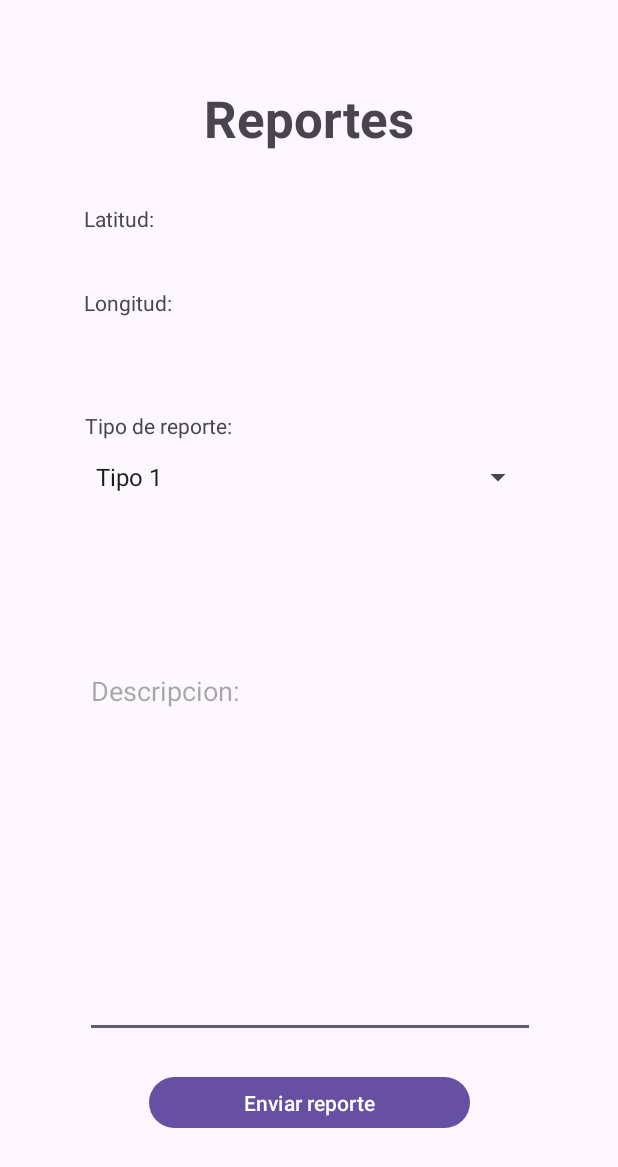
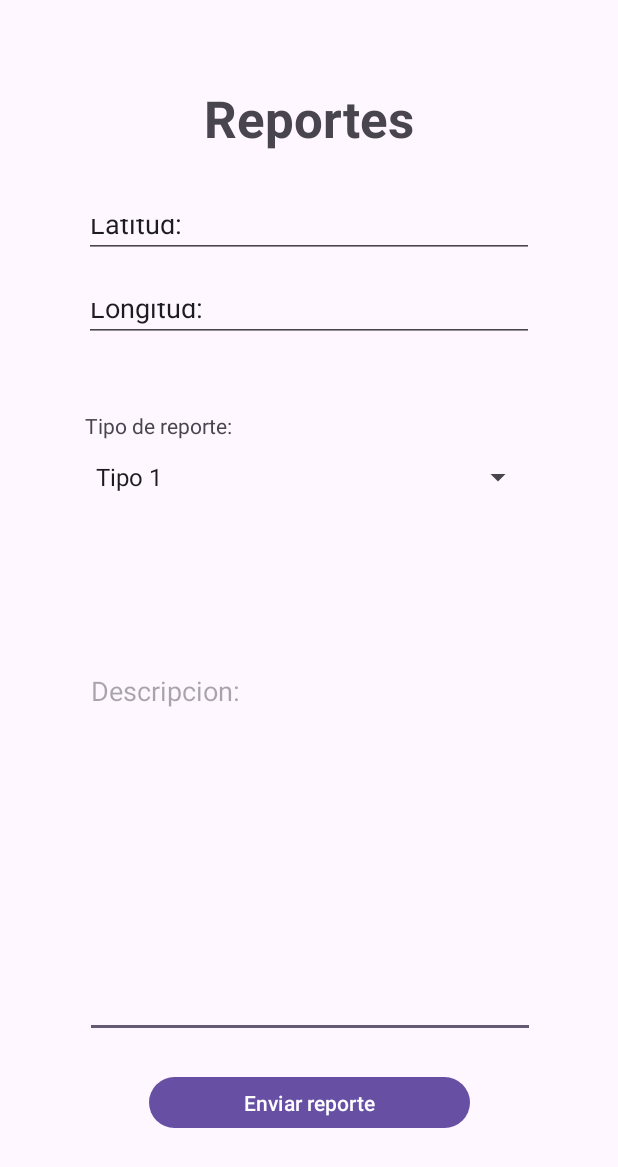
Before and after one commit to DanyyelDev/Desarrollo-de-aplicaciones-mobiles, an Android app built with Jetpack Compose: the Reports screen opened directly, with no data from a screen before it, on a phone screen of 412 x 824 dp. Shown: the top 1167 px of the screen. Run offline under Robolectric (Android 15) with nearby library versions, the phone set to English and light mode, and no system bars.

Commit message:
implementacion crear reporte vial

```diff
--- a/app/src/main/java/com/example/login/RegisterActivity.kt
+++ b/app/src/main/java/com/example/login/RegisterActivity.kt
@@ -28,9 +28,8 @@ class RegisterActivity : AppCompatActivity() {
         setContentView(R.layout.activity_register)
 
         FirebaseApp.initializeApp(this)
+        database = DbManager.getDbHelper()
 
-        database = DbManager.getDbHelper()
-        println(database)
         nameEditText = findViewById(R.id.name)
         emailEditText = findViewById(R.id.correoElectrónico)
         passwordEditText = findViewById(R.id.password)
--- a/app/src/main/java/com/example/login/Reports.kt
+++ b/app/src/main/java/com/example/login/Reports.kt
@@ -7,15 +7,22 @@ import android.view.View
 import android.widget.AdapterView
 import android.widget.ArrayAdapter
 import android.widget.Button
+import android.widget.EditText
 import android.widget.Spinner
 import android.widget.Toast
 import com.example.login.db.Database
 import com.example.login.db.DbManager
+import com.example.login.db.Usuario
 import java.util.UUID
 
 class Reports : AppCompatActivity() {
     @SuppressLint("MissingInflatedId")
     private lateinit var database: Database
+
+    private lateinit var latitudEditText: EditText
+    private lateinit var longitudEditText: EditText
+    private lateinit var descripcionEditText: EditText
+    private lateinit var tipoDeReporteEditText: Spinner
 
     @SuppressLint("MissingInflatedId")
     override fun onCreate(savedInstanceState: Bundle?) {
@@ -48,10 +55,47 @@ class Reports : AppCompatActivity() {
             }
         }
 
+        latitudEditText = findViewById(R.id.editTextLatitud)
+        longitudEditText = findViewById(R.id.editTextLongitud)
+        tipoDeReporteEditText = findViewById(R.id.spinner)
+        descripcionEditText = findViewById(R.id.editTextDescripcion)
+
         val reportButton = findViewById<Button>(R.id.buttonReports)
         reportButton.setOnClickListener{
+
             val id = UUID.randomUUID().toString()
-            database.crearReporte(id,"123512412","124124141", "tipo 1", "Cierre vial villa del rio")
+            val latitud = latitudEditText.text.toString()
+            val longitud = longitudEditText.text.toString()
+            val tipoDeReporte = spinner.selectedItem.toString()
+            val descripcion = descripcionEditText.text.toString()
+
+            // Valida los datos de registro
+            if (latitud.isEmpty()) {
+                Toast.makeText(this, "La latitud es obligatoria", Toast.LENGTH_SHORT)
+                    .show()
+                return@setOnClickListener
+            }
+
+            if (longitud.isEmpty()) {
+                Toast.makeText(this, "La longitud es obligatoria", Toast.LENGTH_SHORT)
+                    .show()
+                return@setOnClickListener
+            }
+
+            if (tipoDeReporte.isEmpty()) {
+                Toast.makeText(this, "El tipo de reporte es obligatorio", Toast.LENGTH_SHORT).show()
+                return@setOnClickListener
+            }
+
+            // Realizar la lógica de registro (en este caso, almacenar en la base de datos local)
+            // Realizar la lógica de registro (en este caso, almacenar en la base de datos local)
+            if (database.crearReporte(id, latitud, longitud, tipoDeReporte, descripcion) != null) {
+                Toast.makeText(this, "Registro del reporte exitoso", Toast.LENGTH_SHORT).show()
+                finish()
+            } else {
+                Toast.makeText(this, "Registro fallido", Toast.LENGTH_SHORT).show()
+            }
+
         }
     }
 }
--- a/app/src/main/res/layout/activity_reports.xml
+++ b/app/src/main/res/layout/activity_reports.xml
@@ -17,7 +17,7 @@
         app:layout_constraintStart_toStartOf="parent" />
 
     <EditText
-        android:id="@+id/editTextTextMultiLine"
+        android:id="@+id/editTextDescripcion"
         android:layout_width="300dp"
         android:layout_height="254dp"
         android:layout_marginBottom="132dp"
@@ -30,8 +30,8 @@
         app:layout_constraintHorizontal_bias="0.504"
         app:layout_constraintStart_toStartOf="parent" />
 
-    <TextView
-        android:id="@+id/textViewLatitud"
+    <EditText
+        android:id="@+id/editTextLatitud"
         android:layout_width="300dp"
         android:layout_height="36dp"
         android:layout_marginTop="136dp"
@@ -40,8 +40,8 @@
         app:layout_constraintStart_toStartOf="parent"
         app:layout_constraintTop_toTopOf="parent" />
 
-    <TextView
-        android:id="@+id/textViewLongitud"
+    <EditText
+        android:id="@+id/editTextLongitud"
         android:layout_width="300dp"
         android:layout_height="36dp"
         android:layout_marginTop="192dp"
@@ -70,7 +70,7 @@
         android:layout_marginTop="72dp"
         app:layout_constraintEnd_toEndOf="parent"
         app:layout_constraintStart_toStartOf="parent"
-        app:layout_constraintTop_toBottomOf="@+id/textViewLongitud" />
+        app:layout_constraintTop_toBottomOf="@+id/editTextLongitud" />
 
     <TextView
         android:id="@+id/textView7"
```
